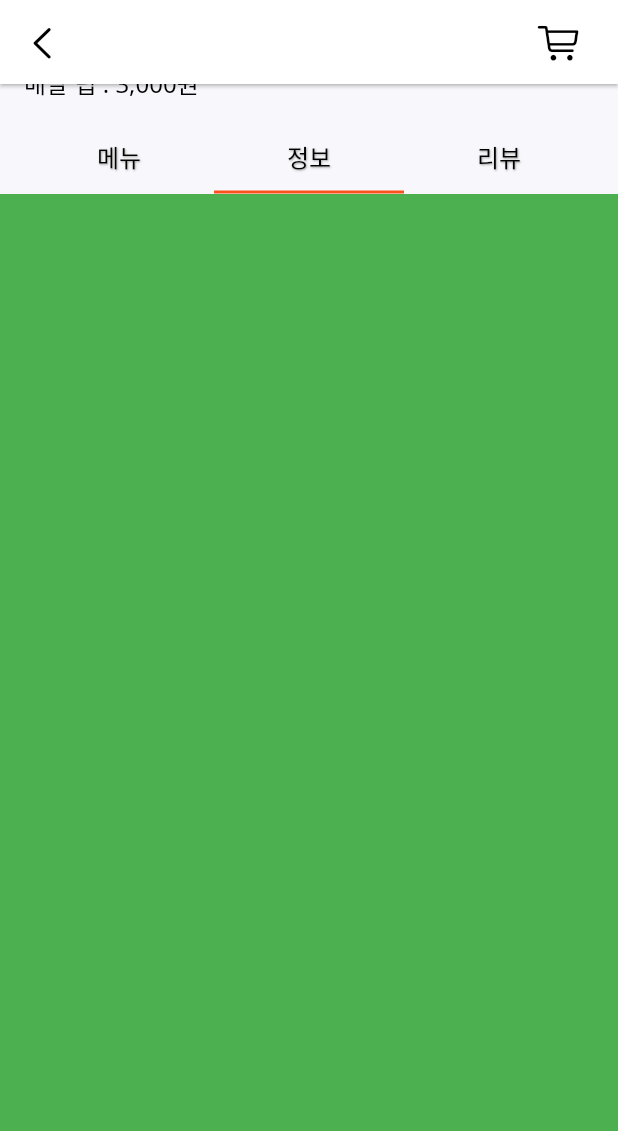
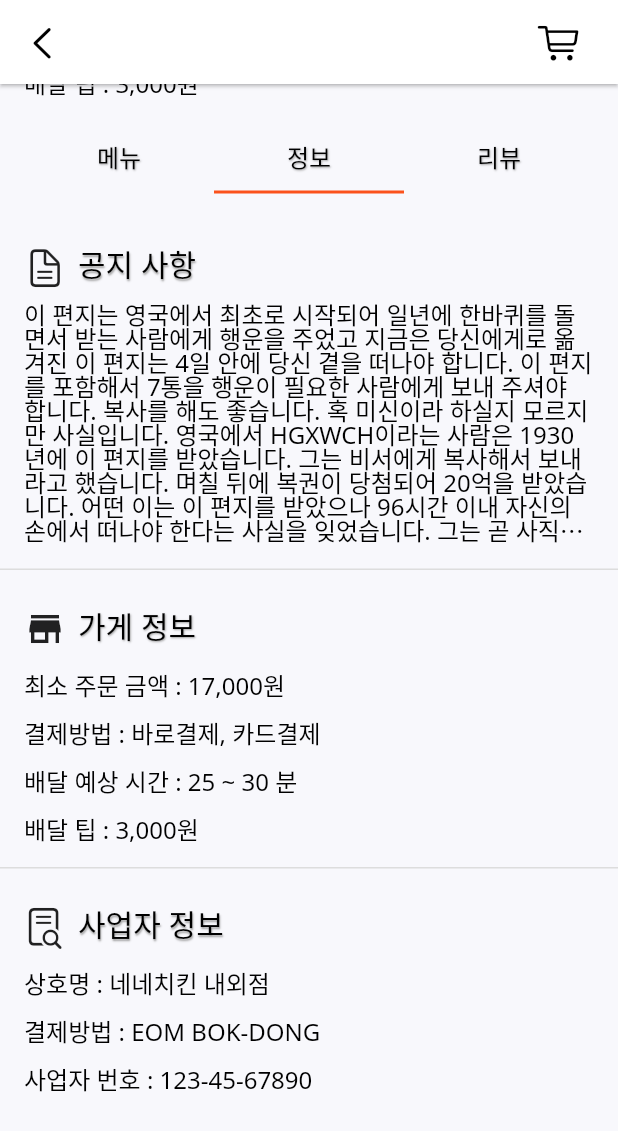
Before and after one commit to Sylar0012/final_project_beamin_app, a Flutter app: the StoreDetail screen opened directly, tab 2 chosen, scrolled down 576 dp, on a phone screen of 412 x 824 dp. Shown: the top 1131 px of the screen. Run offline on Flutter 3.47's test engine with Material 2 defaults, Android fonts, the phone set to English and light mode, and no system bars; our stand-ins replace card_swiper, google_fonts.

Commit message:
가게 정보 보기 완성

```diff
--- /dev/null
+++ b/lib/view/pages/store/store_tap/info/store_info.dart
@@ -0,0 +1,150 @@
+import 'package:final_project_beamin_app/size.dart';
+import 'package:flutter/cupertino.dart';
+import 'package:flutter/material.dart';
+
+class StoreInfo extends StatelessWidget {
+  const StoreInfo({Key? key}) : super(key: key);
+
+  @override
+  Widget build(BuildContext context) {
+    return ListView(
+      children: [
+        SizedBox(height: gap_m),
+        _buildStoreNotice(CupertinoIcons.doc_text, "공지 사항",
+            "이 편지는 영국에서 최초로 시작되어 일년에 한바퀴를 돌면서 받는 사람에게 행운을 주었고 지금은 당신에게로 옮겨진 이 편지는 4일 안에 당신 곁을 떠나야 합니다. 이 편지를 포함해서 7통을 행운이 필요한 사람에게 보내 주셔야 합니다. 복사를 해도 좋습니다. 혹 미신이라 하실지 모르지만 사실입니다. 영국에서 HGXWCH이라는 사람은 1930년에 이 편지를 받았습니다. 그는 비서에게 복사해서 보내라고 했습니다. 며칠 뒤에 복권이 당첨되어 20억을 받았습니다. 어떤 이는 이 편지를 받았으나 96시간 이내 자신의 손에서 떠나야 한다는 사실을 잊었습니다. 그는 곧 사직되었습니다. 나중에야 이 사실을 알고 7통의 편지를 보냈는데 다시 좋은 직장을 얻었습니다. 미국의 케네디 대통령은 이 편지를 받았지만 그냥 버렸습니다. 결국 9일 후 그는 암살당했습니다. 기억해 주세요. 이 편지를 보내면 7년의 행운이 있을 것이고 그렇지 않으면 3년의 불행이 있을 것입니다. 그리고 이 편지를 버리거나 낙서를 해서는 절대로 안됩니다. 7통입니다. 이 편지를 받은 사람은 행운이 깃들것입니다. 힘들겠지만 좋은게 좋다고 생각하세요. 7년의 행운을 빌면서..."),
+        SizedBox(height: gap_s),
+        Divider(
+          height: 1,
+          thickness: 1,
+          color: Color.fromRGBO(221, 221, 221, 1),
+        ),
+        SizedBox(height: gap_m),
+        _buildStoreInfo(Icons.store, "가게 정보"),
+        _buildStioreInfoText("최소 주문 금액 : 17,000원"),
+        _buildStioreInfoText("결제방법 : 바로결제, 카드결제"),
+        _buildStioreInfoText("배달 예상 시간 : 25 ~ 30 분"),
+        _buildStioreInfoText("배달 팁 : 3,000원"),
+        SizedBox(height: gap_s),
+        Divider(
+          height: 1,
+          thickness: 1,
+          color: Color.fromRGBO(221, 221, 221, 1),
+        ),
+        SizedBox(height: gap_m),
+        _buildStoreInfo(CupertinoIcons.doc_text_search, "사업자 정보"),
+        _buildStioreInfoText("상호명 : 네네치킨 내외점"),
+        _buildStioreInfoText("결제방법 : EOM BOK-DONG"),
+        _buildStioreInfoText("사업자 번호 : 123-45-67890"),
+        SizedBox(height: gap_s),
+      ],
+    );
+  }
+}
+
+Widget _buildStoreNotice(CupertinoIcons, String notice, String noticeContent) {
+  return Container(
+    child: Padding(
+      padding: const EdgeInsets.symmetric(horizontal: gap_s),
+      child: Column(
+        children: [
+          Container(
+            height: 50,
+            child: Row(
+              children: [
+                Icon(
+                  CupertinoIcons,
+                  size: 28,
+                ),
+                SizedBox(width: gap_xs),
+                Text(
+                  notice,
+                  style: TextStyle(
+                    color: Colors.black,
+                    fontSize: 20,
+                    shadows: [
+                      BoxShadow(
+                        color: Colors.grey.withOpacity(1),
+                        blurRadius: 1.0,
+                        spreadRadius: 1.0,
+                        offset: const Offset(0.5, 1),
+                      ),
+                    ],
+                  ),
+                ),
+              ],
+            ),
+          ),
+          Container(
+            child: Column(
+              crossAxisAlignment: CrossAxisAlignment.stretch,
+              mainAxisAlignment: MainAxisAlignment.spaceBetween,
+              children: [
+                Text(
+                  noticeContent,
+                  overflow: TextOverflow.ellipsis,
+                  maxLines: 10,
+                  style: TextStyle(
+                    color: Colors.black,
+                    fontSize: 16,
+                  ),
+                ),
+              ],
+            ),
+          ),
+        ],
+      ),
+    ),
+  );
+}
+
+Widget _buildStoreInfo(CupertinoIcons, String notice) {
+  return Container(
+    child: Padding(
+      padding: const EdgeInsets.symmetric(horizontal: gap_s),
+      child: Column(
+        children: [
+          Container(
+            height: 30,
+            child: Row(
+              children: [
+                Icon(
+                  CupertinoIcons,
+                  size: 28,
+                ),
+                SizedBox(width: gap_xs),
+                Text(
+                  notice,
+                  style: TextStyle(
+                    color: Colors.black,
+                    fontSize: 20,
+                    shadows: [
+                      BoxShadow(
+                        color: Colors.grey.withOpacity(1),
+                        blurRadius: 1.0,
+                        spreadRadius: 1.0,
+                        offset: const Offset(0.5, 1),
+                      ),
+                    ],
+                  ),
+                ),
+              ],
+            ),
+          ),
+        ],
+      ),
+    ),
+  );
+}
+
+Widget _buildStioreInfoText(String text) {
+  return Padding(
+    padding: const EdgeInsets.only(top: gap_s, left: gap_s),
+    child: Text(
+      "${text}",
+      style: TextStyle(
+        fontSize: 16,
+        color: Colors.black,
+      ),
+    ),
+  );
+}
--- a/lib/view/pages/store/store_tap/store_tap.dart
+++ b/lib/view/pages/store/store_tap/store_tap.dart
@@ -1,5 +1,6 @@
 import 'package:final_project_beamin_app/constants.dart';
 import 'package:final_project_beamin_app/size.dart';
+import 'package:final_project_beamin_app/view/pages/store/store_tap/info/store_info.dart';
 import 'package:final_project_beamin_app/view/pages/store/store_tap/menu/menu_list.dart';
 import 'package:flutter/material.dart';
 
@@ -38,7 +39,7 @@ class _StoreTapState extends State<StoreTap> with SingleTickerProviderStateMixin
             controller: _tabController,
             children: [
               MenuList(),
-              Container(color: Colors.green),
+              StoreInfo(),
               Container(color: Colors.yellow),
             ],
           ),
```
